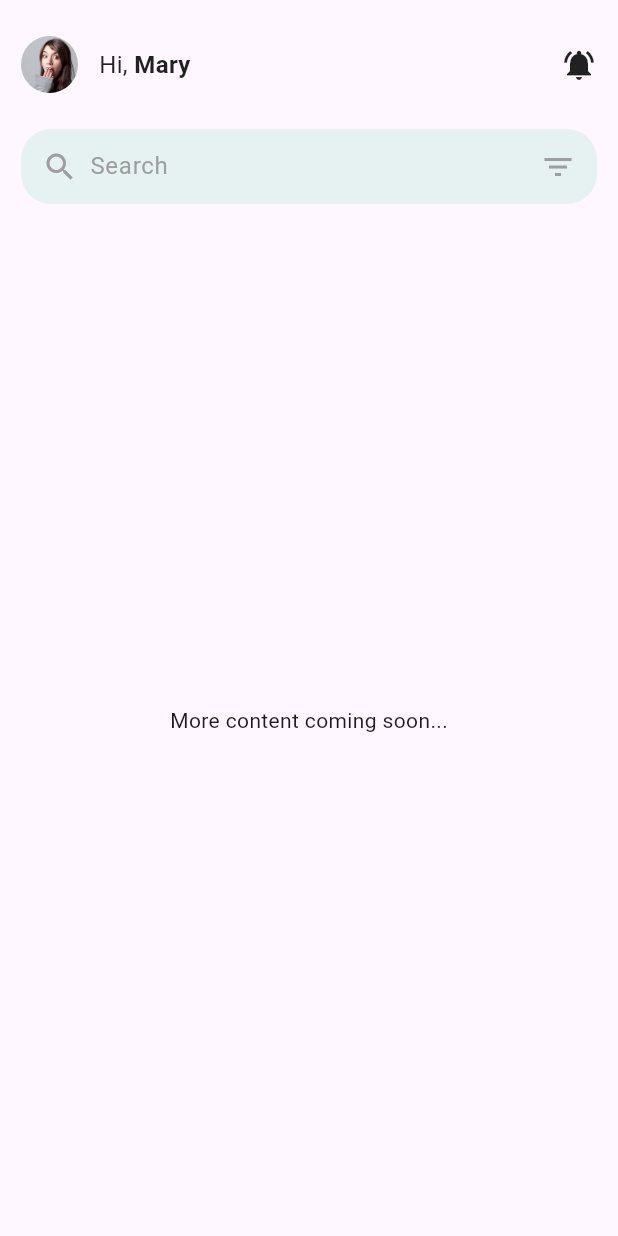
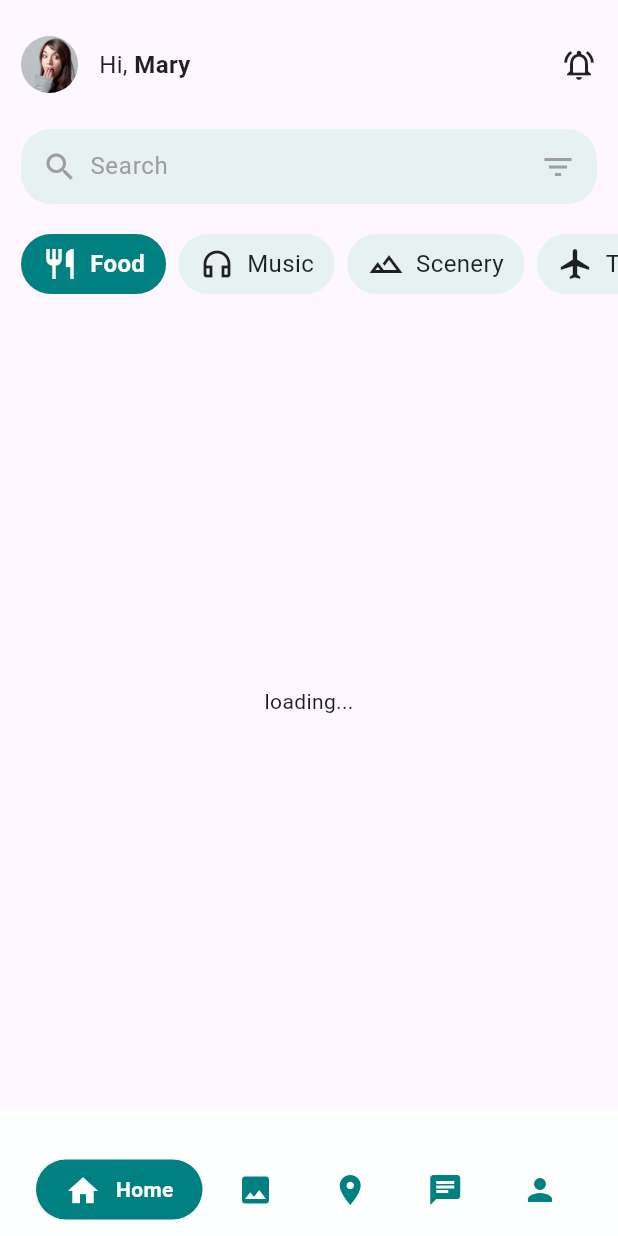
Before and after one commit to Kurocifer/wanderbuddy, a Flutter app: the screen it shows after launch, on a phone screen of 412 x 824 dp. Run offline on Flutter 3.47's test engine with Material 3 defaults, Android fonts, the light colour scheme and no system bars.

Commit message:
feat: Implement horizontally scrollable Category Filters section

```diff
--- a/lib/data/mock_data.dart
+++ b/lib/data/mock_data.dart
@@ -21,12 +21,12 @@ class MockData {
 
   // --- Mock Categories ---
   static List<Category> categories = [
-    Category(name: 'Food', icon: Icons.restaurant, isSelected: true), // Food is selected in the design
-    Category(name: 'Music', icon: Icons.music_note),
-    Category(name: 'Scenery', icon: Icons.landscape),
-    Category(name: 'Travel', icon: Icons.flight),
-    Category(name: 'Art', icon: Icons.palette),
-    Category(name: 'Fashion', icon: Icons.shopping_bag),
+    Category(name: 'Food', icon: Icons.restaurant_outlined, isSelected: true), // Food is selected in the design
+    Category(name: 'Music', icon: Icons.headphones_outlined),
+    Category(name: 'Scenery', icon: Icons.landscape_outlined),
+    Category(name: 'Travel', icon: Icons.flight_outlined),
+    Category(name: 'Art', icon: Icons.palette_outlined),
+    Category(name: 'Fashion', icon: Icons.shopping_bag_outlined),
   ];
 
   // --- Mock "Your Pins" Data ---
--- a/lib/main.dart
+++ b/lib/main.dart
@@ -1,24 +1,28 @@
+// lib/main.dart
+
 import 'package:flutter/material.dart';
+import 'package:wanderbuddy/widgets/common/bottom_nav_bar.dart';
+import 'package:wanderbuddy/widgets/home_specific/category_filter_section.dart';
 import 'package:wanderbuddy/widgets/home_specific/home_header_section.dart';
 
-// Placeholder for our home screen, will be defined later
 class HomeScreen extends StatelessWidget {
   const HomeScreen({super.key});
 
   @override
   Widget build(BuildContext context) {
     return const Scaffold(
-      body: Column( // Use a Column to stack the header and future content
+      body: Column(
         children: [
-          HomeHeaderSection(), // Our new header section
-          // Placeholder for other content that will go below the header
-          Expanded(
-            child: Center(
-              child: Text('More content coming soon...'),
-            ),
+          HomeHeaderSection(),
+          SizedBox(
+            height: 20.0,
           ),
+          CategoryFilterSection(),
+          Expanded(child: Center(child: Text('loading...'))),
         ],
       ),
+      bottomNavigationBar:
+          CustomBottomNavBar(),
     );
   }
 }
--- /dev/null
+++ b/lib/widgets/home_specific/category_filter_section.dart
@@ -0,0 +1,56 @@
+import 'package:flutter/material.dart';
+import 'package:wanderbuddy/data/mock_data.dart';
+import 'package:wanderbuddy/utils/app_colors.dart';
+import 'package:wanderbuddy/utils/app_dimensions.dart';
+import 'package:wanderbuddy/utils/app_styles.dart';
+
+
+class CategoryFilterSection extends StatelessWidget {
+  const CategoryFilterSection({super.key});
+
+  @override
+  Widget build(BuildContext context) {
+    return SizedBox(
+      height: 40.0,
+      child: ListView.builder(
+        scrollDirection: Axis.horizontal,
+        padding: const EdgeInsets.symmetric(horizontal: AppDimens.paddingMedium), // 16px horizontal padding
+        itemCount: MockData.categories.length,
+        itemBuilder: (context, index) {
+          final category = MockData.categories[index];
+          final isSelected = category.isSelected; // Using mock data's isSelected property
+
+          return Padding(
+            padding: const EdgeInsets.only(right: AppDimens.paddingSmall), // 8px spacing between chips
+            child: Container(
+              height: 40.0, // Chip height
+              decoration: BoxDecoration(
+                color: isSelected ? AppColors.tealNormal : AppColors.blueNormal, // Teal for selected, light grey for unselected
+                borderRadius: BorderRadius.circular(AppDimens.borderRadiusExtraLarge),
+              ),
+              padding: const EdgeInsets.symmetric(horizontal: AppDimens.paddingMedium), // 16px horizontal padding within chip
+              child: Row(
+                mainAxisSize: MainAxisSize.min,
+                children: [
+                  Icon(
+                    category.icon,
+                    size: AppDimens.iconSizeMedium,
+                    color: isSelected ? AppColors.white : AppColors.primaryText, // White for selected, dark for unselected
+                  ),
+                  const SizedBox(width: AppDimens.paddingSmall),
+                  Text(
+                    category.name,
+                    style: AppStyles.bodyText1.copyWith(
+                      color: isSelected ? AppColors.white : AppColors.primaryText,
+                      fontWeight: isSelected ? FontWeight.w600 : FontWeight.normal, // Slightly bolder for selected
+                    ),
+                  ),
+                ],
+              ),
+            ),
+          );
+        },
+      ),
+    );
+  }
+}
--- a/lib/widgets/home_specific/home_header_section.dart
+++ b/lib/widgets/home_specific/home_header_section.dart
@@ -52,7 +52,7 @@ class HomeHeaderSection extends StatelessWidget {
               ),
               // Notification Bell Icon
               Icon(
-                Icons.notifications_active,
+                Icons.notifications_active_outlined,
                 size: AppDimens.iconSizeMedium,
                 color: AppColors.primaryText,
               ),
```
